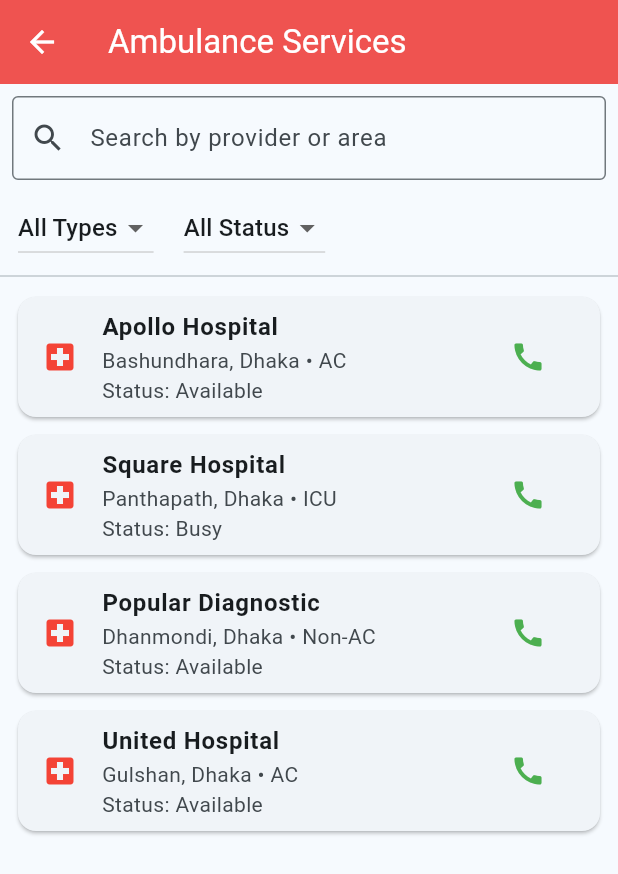
After one commit to Deesun-Abar-Ke/CampusNet, a Flutter app: the AmbulancePage screen opened directly, on a phone screen of 412 x 824 dp. The commit adds this screen. Shown: the top 874 px of the screen. Run offline on Flutter 3.47's test engine with Material 3 defaults, Android fonts, the phone set to English and light mode, and no system bars.

Commit message:
ambulance, study materials added

```diff
--- /dev/null
+++ b/lib/screens/blood_bank/AmbulancePage.dart
@@ -0,0 +1,154 @@
+import 'package:flutter/material.dart';
+import 'package:url_launcher/url_launcher.dart';
+
+class AmbulancePage extends StatefulWidget {
+  const AmbulancePage({super.key});
+
+  @override
+  State<AmbulancePage> createState() => _AmbulancePageState();
+}
+
+class _AmbulancePageState extends State<AmbulancePage> {
+  final List<Map<String, String>> allAmbulances = [
+    {
+      'provider': 'Apollo Hospital',
+      'phone': '01700000001',
+      'location': 'Bashundhara, Dhaka',
+      'type': 'AC',
+      'availability': 'Available',
+    },
+    {
+      'provider': 'Square Hospital',
+      'phone': '01700000002',
+      'location': 'Panthapath, Dhaka',
+      'type': 'ICU',
+      'availability': 'Busy',
+    },
+    {
+      'provider': 'Popular Diagnostic',
+      'phone': '01700000003',
+      'location': 'Dhanmondi, Dhaka',
+      'type': 'Non-AC',
+      'availability': 'Available',
+    },
+    {
+      'provider': 'United Hospital',
+      'phone': '01700000004',
+      'location': 'Gulshan, Dhaka',
+      'type': 'AC',
+      'availability': 'Available',
+    },
+  ];
+
+  String selectedType = 'All';
+  String selectedAvailability = 'All';
+  String searchQuery = '';
+
+  List<Map<String, String>> get filteredAmbulances {
+    return allAmbulances.where((amb) {
+      final matchType =
+          selectedType == 'All' || amb['type'] == selectedType;
+      final matchAvail =
+          selectedAvailability == 'All' || amb['availability'] == selectedAvailability;
+      final matchSearch = amb['provider']!.toLowerCase().contains(searchQuery.toLowerCase()) ||
+          amb['location']!.toLowerCase().contains(searchQuery.toLowerCase());
+      return matchType && matchAvail && matchSearch;
+    }).toList();
+  }
+
+  void _callAmbulance(String phoneNumber) async {
+    final uri = Uri.parse('tel:$phoneNumber');
+    if (await canLaunchUrl(uri)) {
+      await launchUrl(uri);
+    }
+  }
+
+
+  @override
+  Widget build(BuildContext context) {
+    return Scaffold(
+      appBar: AppBar(
+        title: const Text('Ambulance Services'),
+        backgroundColor: Colors.red.shade400,
+        foregroundColor: Colors.white,
+      ),
+      body: Column(
+        children: [
+          Padding(
+            padding: const EdgeInsets.all(8.0),
+            child: TextField(
+              decoration: const InputDecoration(
+                hintText: 'Search by provider or area',
+                prefixIcon: Icon(Icons.search),
+                border: OutlineInputBorder(),
+              ),
+              onChanged: (val) => setState(() => searchQuery = val),
+            ),
+          ),
+          Padding(
+            padding: const EdgeInsets.symmetric(horizontal: 12),
+            child: Row(
+              children: [
+                DropdownButton<String>(
+                  value: selectedType,
+                  onChanged: (val) => setState(() => selectedType = val!),
+                  items: const [
+                    DropdownMenuItem(value: 'All', child: Text('All Types')),
+                    DropdownMenuItem(value: 'AC', child: Text('AC')),
+                    DropdownMenuItem(value: 'ICU', child: Text('ICU')),
+                    DropdownMenuItem(value: 'Non-AC', child: Text('Non-AC')),
+                  ],
+                ),
+                const SizedBox(width: 20),
+                DropdownButton<String>(
+                  value: selectedAvailability,
+                  onChanged: (val) => setState(() => selectedAvailability = val!),
+                  items: const [
+                    DropdownMenuItem(value: 'All', child: Text('All Status')),
+                    DropdownMenuItem(value: 'Available', child: Text('Available')),
+                    DropdownMenuItem(value: 'Busy', child: Text('Busy')),
+                  ],
+                ),
+              ],
+            ),
+          ),
+          const Divider(),
+          Expanded(
+            child: ListView.builder(
+              itemCount: filteredAmbulances.length,
+              itemBuilder: (context, index) {
+                final amb = filteredAmbulances[index];
+                return Card(
+                  margin: const EdgeInsets.symmetric(horizontal: 12, vertical: 6),
+                  child: ListTile(
+                    leading: const Icon(Icons.local_hospital, color: Colors.red),
+                    title: Text(
+                      amb['provider']!,
+                      style: const TextStyle(fontWeight: FontWeight.bold),
+                    ),
+                    subtitle: Column(
+                      crossAxisAlignment: CrossAxisAlignment.start,
+                      children: [
+                        Text('${amb['location']} • ${amb['type']}'),
+                        Text('Status: ${amb['availability']}'),
+                      ],
+                    ),
+                    trailing: Row(
+                      mainAxisSize: MainAxisSize.min,
+                      children: [
+                        IconButton(
+                          icon: const Icon(Icons.call, color: Colors.green),
+                          onPressed: () => _callAmbulance(amb['phone']!),
+                        ),
+                      ],
+                    ),
+                  ),
+                );
+              },
+            ),
+          ),
+        ],
+      ),
+    );
+  }
+}
--- a/lib/screens/blood_bank/blood_bank_home_page.dart
+++ b/lib/screens/blood_bank/blood_bank_home_page.dart
@@ -1,8 +1,10 @@
 import 'package:flutter/material.dart';
+import 'AmbulancePage.dart';
 import 'request_blood_page.dart';
 import 'find_donors_page.dart';
 import 'register_donor_page.dart';
 import 'all_blood_requests_page.dart';
+
 
 class BloodBankHomePage extends StatelessWidget {
   const BloodBankHomePage({super.key});
@@ -21,6 +23,17 @@
           crossAxisSpacing: 16,
           mainAxisSpacing: 16,
           children: [
+            _buildTile(
+              context,
+              icon: Icons.local_hospital,
+              label: 'Ambulance',
+              onTap: () {
+                Navigator.push(
+                  context,
+                  MaterialPageRoute(builder: (context) => const AmbulancePage()),
+                );
+              },
+            ),
             _buildTile(
               context,
               icon: Icons.search,
--- a/lib/screens/landing_page.dart
+++ b/lib/screens/landing_page.dart
@@ -5,9 +5,14 @@
 import 'blood_bank/find_donors_page.dart';
 import 'blood_bank/register_donor_page.dart';
 import 'blood_bank/all_blood_requests_page.dart';
+import 'blood_bank/AmbulancePage.dart';
+
 import 'tuition_page.dart';
 import 'chatbot_page.dart';
 import 'messages_page.dart';
+import 'study_materials/study_materials_home.dart';
+
+
 
 class LandingPage extends StatefulWidget {
   const LandingPage({super.key});
@@ -22,10 +27,12 @@
   final Map<String, String> _titles = {
     '/home': '🏠 Home',
     '/blood-bank': '🩸 Blood Bank',
-    '/blood-bank/request': '🙋 Request Blood',
+    '/blood-bank/ambulance': 'Call Ambulance',
+    '/blood-bank/request' : '🙋 Request Blood',
     '/blood-bank/find': '🔍 Find Donors',
     '/blood-bank/register': '🩸 Register as Donor',
     '/blood-bank/all': '📄 All Blood Requests',
+    '/study-materials': '📚 Study Materials',
     '/tuition': '📚 Tuition',
     '/chatbot': '🤖 Chatbot',
     '/messages': '💬 Messages',
@@ -34,10 +41,12 @@
   final Map<String, Color> _appBarColors = {
     '/home': Color(0xFF003366), // Navy Blue
     '/blood-bank': Colors.red, // Blood Bank main
+    '/blood-bank/ambulance': Colors.red,
     '/blood-bank/request': Colors.red,
     '/blood-bank/find': Colors.red,
     '/blood-bank/register': Colors.red,
     '/blood-bank/all': Colors.red,
+    '/study-materials': Colors.teal,
     '/tuition': Colors.blue, // Tuition
     '/chatbot': Colors.deepPurple, // Chatbot
     '/messages': Colors.teal, // Messaging
@@ -47,6 +56,8 @@
     switch (route) {
       case '/blood-bank':
         return const BloodBankHomePage();
+      case '/blood-bank/ambulance':
+        return const AmbulancePage();
       case '/blood-bank/request':
         return const RequestBloodPage();
       case '/blood-bank/find':
@@ -55,6 +66,8 @@
         return const RegisterDonorPage();
       case '/blood-bank/all':
         return const AllBloodRequestsPage();
+      case '/study-materials':
+        return const StudyMaterialsHome();
       case '/tuition':
         return const TuitionPage();
       case '/chatbot':
--- a/pubspec.yaml
+++ b/pubspec.yaml
@@ -30,6 +30,7 @@
 dependencies:
   flutter:
     sdk: flutter
+  url_launcher: ^6.2.5
 
   # The following adds the Cupertino Icons font to your application.
   # Use with the CupertinoIcons class for iOS style icons.
```
Also changed, not shown: lib/models/course.dart (added, +7 -0 lines), lib/screens/study_materials/course_chapters_page.dart (added, +61 -0 lines), lib/screens/study_materials/study_materials_home.dart (added, +103 -0 lines), lib/screens/study_materials/upload_note_dialog.dart (added, +39 -0 lines), lib/widgets/app_drawer.dart (+17 -2 lines), pubspec.lock, 3 other files.
